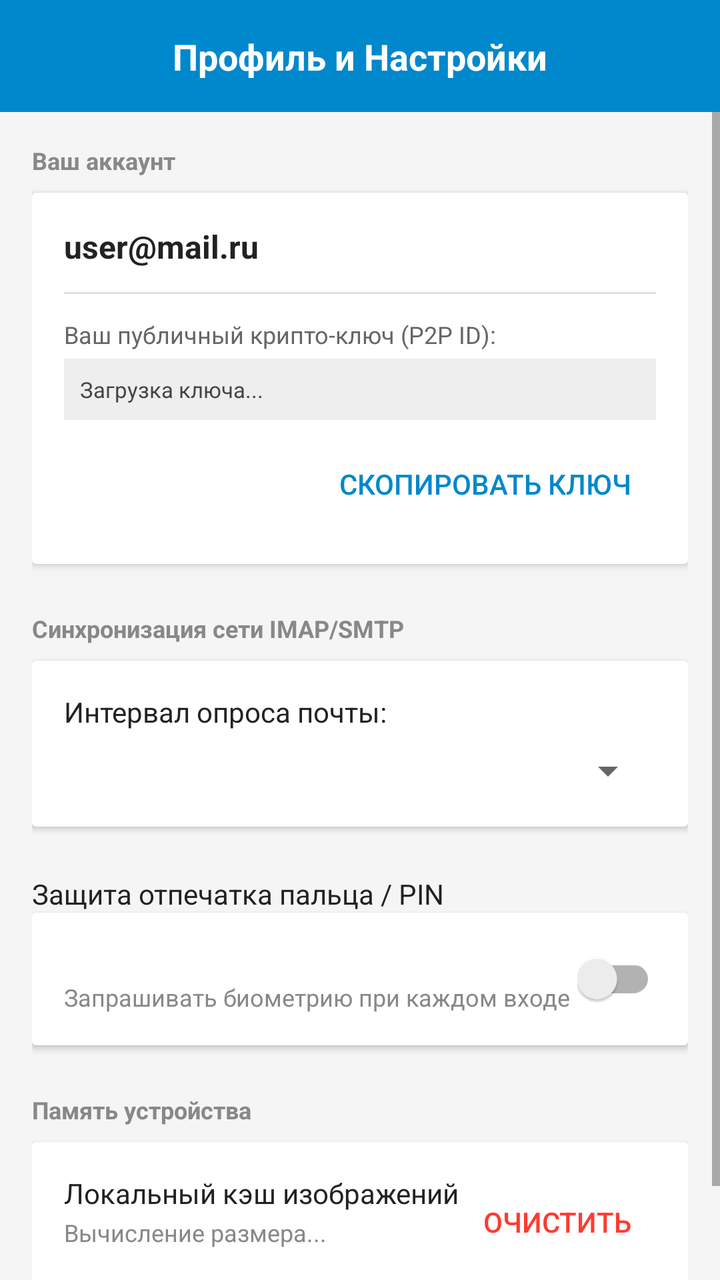
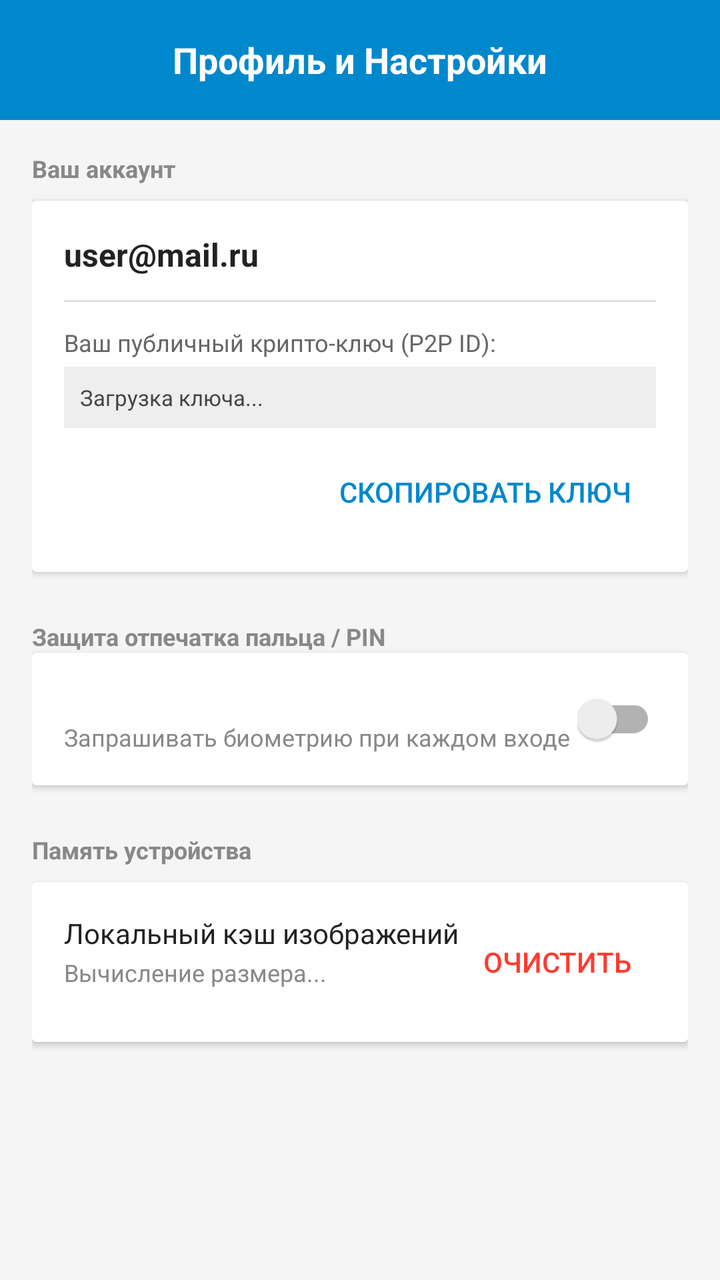

Screens rendered from an Android XML layout before and after an edit, with the pre-edit source and the edit as a unified diff.
<!-- AndroidManifest.xml: activity theme Theme.AppCompat.Light.NoActionBar -->
<!-- res/layout/activity_profile.xml -->
<?xml version="1.0" encoding="utf-8"?>
<LinearLayout xmlns:android="http://schemas.android.com/apk/res/android"
    android:layout_width="match_parent"
    android:layout_height="match_parent"
    android:background="#F5F5F5"
    android:orientation="vertical">

    
    <RelativeLayout
        android:layout_width="match_parent"
        android:layout_height="56dp"
        android:background="#0088CC"
        android:padding="16dp">

        <TextView
            android:layout_width="wrap_content"
            android:layout_height="wrap_content"
            android:layout_centerInParent="true"
            android:text="Профиль и Настройки"
            android:textColor="#FFFFFF"
            android:textSize="18sp"
            android:textStyle="bold" />
    </RelativeLayout>

    <ScrollView
        android:layout_width="match_parent"
        android:layout_height="match_parent">

        <LinearLayout
            android:layout_width="match_parent"
            android:layout_height="wrap_content"
            android:orientation="vertical"
            android:padding="16dp">

            
            <TextView
                android:layout_width="wrap_content"
                android:layout_height="wrap_content"
                android:layout_marginBottom="8dp"
                android:text="Ваш аккаунт"
                android:textColor="#888888"
                android:textSize="12sp"
                android:textStyle="bold" />

            <androidx.cardview.widget.CardView
                android:layout_width="match_parent"
                android:layout_height="wrap_content"
                android:layout_marginBottom="24dp">

                <LinearLayout
                    android:layout_width="match_parent"
                    android:layout_height="wrap_content"
                    android:orientation="vertical"
                    android:padding="16dp">

                    <TextView
                        android:id="@+id/textViewProfileEmail"
                        android:layout_width="wrap_content"
                        android:layout_height="wrap_content"
                        android:text="user@mail.ru"
                        android:textColor="#222222"
                        android:textSize="16sp"
                        android:textStyle="bold" />

                    <View
                        android:layout_width="match_parent"
                        android:layout_height="1dp"
                        android:layout_marginTop="12dp"
                        android:layout_marginBottom="12dp"
                        android:background="#E0E0E0" />

                    <TextView
                        android:layout_width="wrap_content"
                        android:layout_height="wrap_content"
                        android:text="Ваш публичный крипто-ключ (P2P ID):"
                        android:textColor="#666666"
                        android:textSize="12sp" />

                    <TextView
                        android:id="@+id/textViewPublicKeyBase64"
                        android:layout_width="match_parent"
                        android:layout_height="wrap_content"
                        android:layout_marginTop="4dp"
                        android:background="#EEEEEE"
                        android:ellipsize="end"
                        android:maxLines="3"
                        android:padding="8dp"
                        android:text="Загрузка ключа..."
                        android:textColor="#444444"
                        android:textSize="11sp" />

                    <Button
                        android:id="@+id/buttonCopyKey"
                        style="?android:attr/borderlessButtonStyle"
                        android:layout_width="wrap_content"
                        android:layout_height="wrap_content"
                        android:layout_gravity="right"
                        android:layout_marginTop="8dp"
                        android:text="Скопировать ключ"
                        android:textColor="#0088CC" />
                </LinearLayout>
            </androidx.cardview.widget.CardView>

            
            <TextView
                android:layout_width="wrap_content"
                android:layout_height="wrap_content"
                android:layout_marginBottom="8dp"
                android:text="Синхронизация сети IMAP/SMTP"
                android:textColor="#888888"
                android:textSize="12sp"
                android:textStyle="bold" />

            <androidx.cardview.widget.CardView
                android:layout_width="match_parent"
                android:layout_height="wrap_content"
                android:layout_marginBottom="24dp">

                <LinearLayout
                    android:layout_width="match_parent"
                    android:layout_height="wrap_content"
                    android:orientation="vertical"
                    android:padding="16dp">

                    <TextView
                        android:layout_width="wrap_content"
                        android:layout_height="wrap_content"
                        android:text="Интервал опроса почты:"
                        android:textColor="#222222"
                        android:textSize="14sp" />

                    
                    <Spinner
                        android:id="@+id/spinnerSyncInterval"
                        android:layout_width="match_parent"
                        android:layout_height="wrap_content"
                        android:layout_marginTop="8dp" />
                </LinearLayout>
            </androidx.cardview.widget.CardView>

            
            <TextView
                android:layout_width="wrap_content"
                android:layout_height="wrap_content"
                android:text="Защита отпечатка пальца / PIN"
                android:textColor="#222222"
                android:textSize="14sp" />

            <androidx.cardview.widget.CardView
                android:layout_width="match_parent"
                android:layout_height="wrap_content"
                android:layout_marginBottom="24dp">

                <LinearLayout
                    android:layout_width="match_parent"
                    android:layout_height="wrap_content"
                    android:orientation="vertical"
                    android:padding="16dp">

                    <RelativeLayout
                        android:layout_width="match_parent"
                        android:layout_height="wrap_content">

                        <LinearLayout
                            android:layout_width="wrap_content"
                            android:layout_height="wrap_content"
                            android:layout_alignParentLeft="true"
                            android:layout_toLeftOf="@+id/switchBiometric"
                            android:orientation="vertical">


                            <TextView
                                android:layout_width="wrap_content"
                                android:layout_height="wrap_content"
                                android:layout_marginTop="18dp"
                                android:text="Запрашивать биометрию при каждом входе"
                                android:textColor="#888888"
                                android:textSize="12sp" />
                        </LinearLayout>

                        
                        <androidx.appcompat.widget.SwitchCompat
                            android:id="@+id/switchBiometric"
                            android:layout_width="wrap_content"
                            android:layout_height="wrap_content"
                            android:layout_alignParentRight="true"
                            android:layout_centerVertical="true" />
                    </RelativeLayout>
                </LinearLayout>
            </androidx.cardview.widget.CardView>

            
            <TextView
                android:layout_width="wrap_content"
                android:layout_height="wrap_content"
                android:layout_marginBottom="8dp"
                android:text="Память устройства"
                android:textColor="#888888"
                android:textSize="12sp"
                android:textStyle="bold" />

            <androidx.cardview.widget.CardView
                android:layout_width="match_parent"
                android:layout_height="wrap_content"
                android:layout_marginBottom="24dp">

                <RelativeLayout
                    android:layout_width="match_parent"
                    android:layout_height="wrap_content"
                    android:padding="16dp">

                    <LinearLayout
                        android:layout_width="wrap_content"
                        android:layout_height="wrap_content"
                        android:layout_alignParentLeft="true"
                        android:layout_toLeftOf="@+id/buttonClearCache"
                        android:orientation="vertical">

                        <TextView
                            android:layout_width="wrap_content"
                            android:layout_height="wrap_content"
                            android:text="Локальный кэш изображений"
                            android:textColor="#222222"
                            android:textSize="14sp" />

                        <TextView
                            android:id="@+id/textViewCacheSize"
                            android:layout_width="wrap_content"
                            android:layout_height="wrap_content"
                            android:layout_marginTop="2dp"
                            android:text="Вычисление размера..."
                            android:textColor="#888888"
                            android:textSize="12sp" />
                    </LinearLayout>

                    <Button
                        android:id="@+id/buttonClearCache"
                        style="?android:attr/borderlessButtonStyle"
                        android:layout_width="wrap_content"
                        android:layout_height="wrap_content"
                        android:layout_alignParentRight="true"
                        android:layout_centerVertical="true"
                        android:text="Очистить"
                        android:textColor="#FF3B30" />
                </RelativeLayout>
            </androidx.cardview.widget.CardView>

        </LinearLayout>
    </ScrollView>
</LinearLayout>
<!-- resources referenced by this layout -->
<resources>

</resources>

<!-- the commit's change to res/layout/activity_profile.xml (unified diff, before → after) -->
@@ -8,7 +8,7 @@
     
     <RelativeLayout
         android:layout_width="match_parent"
-        android:layout_height="56dp"
+        android:layout_height="60dp"
         android:background="#0088CC"
         android:padding="16dp">
 
@@ -105,46 +105,10 @@
             <TextView
                 android:layout_width="wrap_content"
                 android:layout_height="wrap_content"
-                android:layout_marginBottom="8dp"
-                android:text="Синхронизация сети IMAP/SMTP"
+                android:text="Защита отпечатка пальца / PIN"
                 android:textColor="#888888"
                 android:textSize="12sp"
-                android:textStyle="bold" />
-
-            <androidx.cardview.widget.CardView
-                android:layout_width="match_parent"
-                android:layout_height="wrap_content"
-                android:layout_marginBottom="24dp">
-
-                <LinearLayout
-                    android:layout_width="match_parent"
-                    android:layout_height="wrap_content"
-                    android:orientation="vertical"
-                    android:padding="16dp">
-
-                    <TextView
-                        android:layout_width="wrap_content"
-                        android:layout_height="wrap_content"
-                        android:text="Интервал опроса почты:"
-                        android:textColor="#222222"
-                        android:textSize="14sp" />
-
-                    
-                    <Spinner
-                        android:id="@+id/spinnerSyncInterval"
-                        android:layout_width="match_parent"
-                        android:layout_height="wrap_content"
-                        android:layout_marginTop="8dp" />
-                </LinearLayout>
-            </androidx.cardview.widget.CardView>
-
-            
-            <TextView
-                android:layout_width="wrap_content"
-                android:layout_height="wrap_content"
-                android:text="Защита отпечатка пальца / PIN"
-                android:textColor="#222222"
-                android:textSize="14sp" />
+                android:textStyle="bold"/>
 
             <androidx.cardview.widget.CardView
                 android:layout_width="match_parent"
